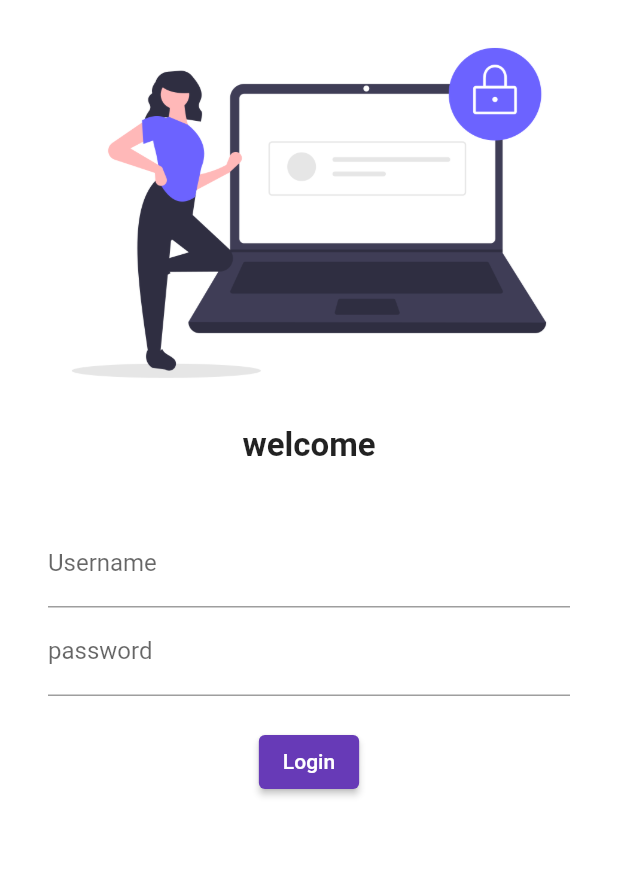
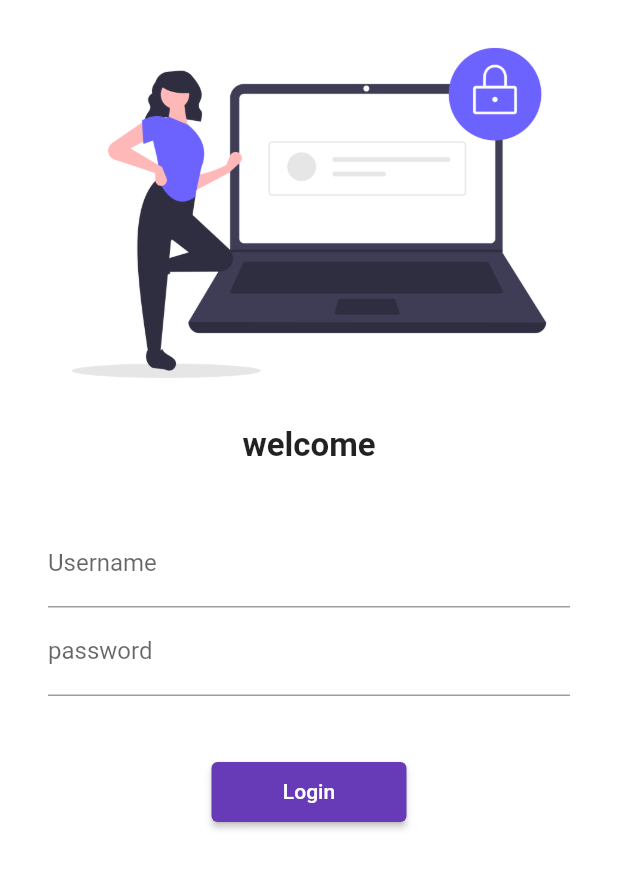
Before and after one commit to elispadsala/LearningFlutter, a Flutter app: the screen it shows after launch, on a phone screen of 412 x 824 dp. Shown: the top 869 px of the screen. Run offline on Flutter 3.47's test engine with Material 2 defaults, Android fonts, the phone set to English and light mode, and no system bars.

Commit message:
Day6 completed

```diff
--- a/lib/main.dart
+++ b/lib/main.dart
@@ -1,6 +1,7 @@
 import 'package:flutter/material.dart';
 import 'package:flutter_catalog/pages/home_page.dart';
 import 'package:flutter_catalog/pages/login_page.dart';
+import 'package:flutter_catalog/utilities/routes.dart';
 
 void main() {
   runApp(MyApp());
@@ -22,8 +23,8 @@ class MyApp extends StatelessWidget {
       initialRoute: "/",
       routes: {
         "/": (context) => LoginPage(),
-        "/Home": (context) => HomePage(),
-        "/Login ": (context) => LoginPage(),
+        MyRoutes.homeRoute: (context) => HomePage(),
+        MyRoutes.loginRoute: (context) => LoginPage(),
       },
     );
 
--- a/lib/pages/login_page.dart
+++ b/lib/pages/login_page.dart
@@ -1,5 +1,6 @@
 
 import 'package:flutter/material.dart';
+import 'package:flutter_catalog/utilities/routes.dart';
 
 
  class LoginPage extends StatelessWidget {
@@ -39,17 +40,20 @@ import 'package:flutter/material.dart';
                     ),
                    ),
                    SizedBox(
-                 height: 20,
+                     height: 40,
                    ),
                    ElevatedButton(
                      child: Text("Login"),
+                     style: TextButton.styleFrom(minimumSize: Size(130,40)),
                      onPressed: () {
-                   print("Elis");
+                       Navigator.pushNamed(context,MyRoutes.homeRoute);
                      },
                      ),
                   ],),
                 )
              ],
-     ));
+
+          ),
+       );
    }
  }
--- /dev/null
+++ b/lib/utilities/routes.dart
@@ -0,0 +1,4 @@
+class MyRoutes{
+  static String loginRoute = "/login";
+  static String homeRoute = "/home";
+}
```
Lines whose indentation alone changed are shown as unchanged.
